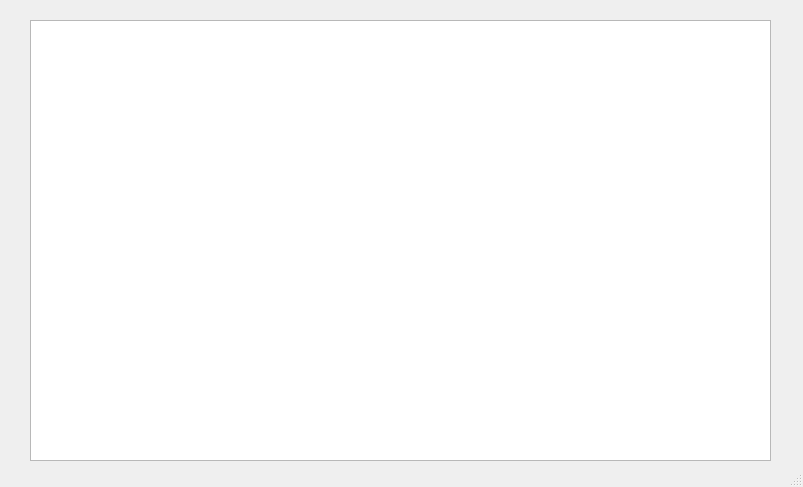
Old version of the form prueba.ui in the repository diegoivan1987/practicasSTA.
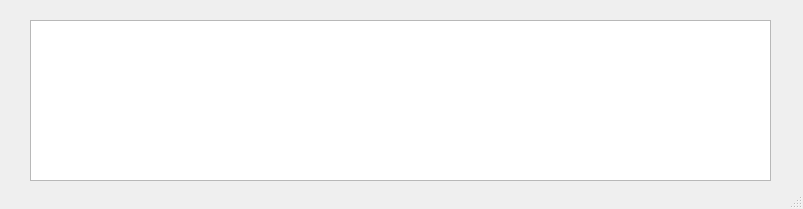
New version of the form.

Patch:
```diff
--- a/prueba.ui
+++ b/prueba.ui
@@ -7,7 +7,7 @@
     <x>0</x>
     <y>0</y>
     <width>803</width>
-    <height>487</height>
+    <height>209</height>
    </rect>
   </property>
   <property name="windowTitle">
@@ -20,7 +20,7 @@
       <x>30</x>
       <y>20</y>
       <width>741</width>
-      <height>441</height>
+      <height>161</height>
      </rect>
     </property>
    </widget>
```
